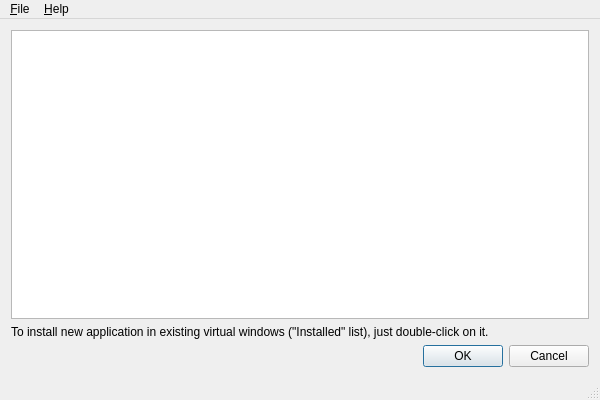
The window that src/mainwindow.ui (pashazz/winegame) describes before a commit, drawn with Qt 5.
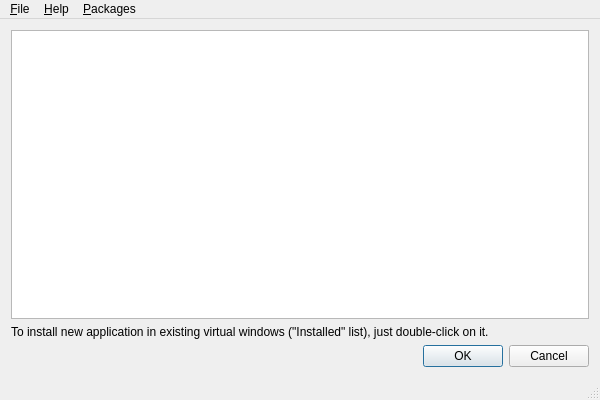
The same window after the commit. Icons and pictures are not drawn.

The edit to the form file:
```diff
--- a/src/mainwindow.ui
+++ b/src/mainwindow.ui
@@ -91,8 +91,15 @@
     <addaction name="separator"/>
     <addaction name="action_Quit"/>
    </widget>
+   <widget class="QMenu" name="menu_Packages">
+    <property name="title">
+     <string>&amp;Packages</string>
+    </property>
+    <addaction name="actUpdate"/>
+   </widget>
    <addaction name="menu_File"/>
    <addaction name="menu_Help"/>
+   <addaction name="menu_Packages"/>
   </widget>
   <action name="action_Settings">
    <property name="text">
```
Left out of the diff: 8 changed lines with no effect on the pictures.
